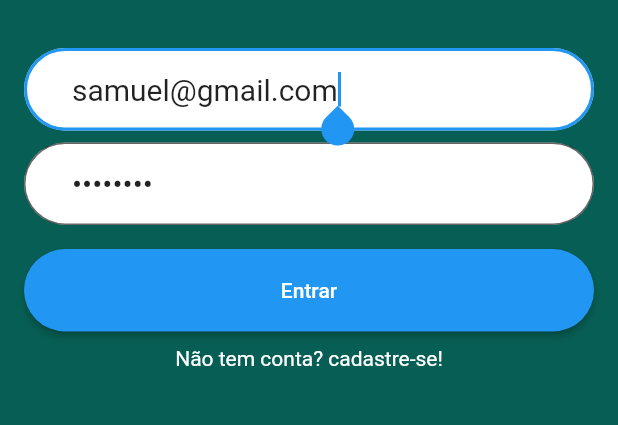
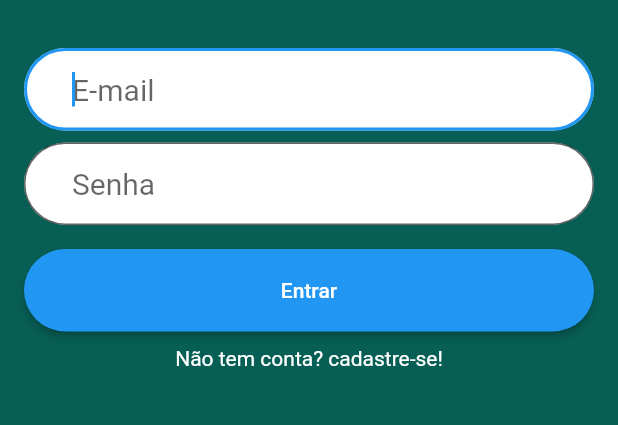
Before and after one commit to Samhebert/Whatzap2, a Flutter app: the screen it shows after launch, on a phone screen of 412 x 824 dp, the part 516-941 px from its top. Run offline on Flutter 3.47's test engine with Material 2 defaults, Android fonts, the phone set to English and light mode, and no system bars; our stand-ins replace cloud_firestore, firebase_auth, firebase_core; accounts and stored records are empty.

Commit message:
Correção do problema das rotas

```diff
--- a/Whatzap/lib/Login.dart
+++ b/Whatzap/lib/Login.dart
@@ -1,5 +1,6 @@
 import 'package:flutter/material.dart';
 import 'package:firebase_auth/firebase_auth.dart';
+import 'package:flutter/scheduler.dart';
 import 'Cadastro.dart';
 import 'Home.dart';
 import 'model/Usuario.dart';
@@ -11,9 +12,9 @@ class Login extends StatefulWidget {
 
 class _LoginState extends State<Login> {
   TextEditingController _controllerEmail =
-      TextEditingController(text: "samuel@gmail.com");
+  TextEditingController(text: "");
   TextEditingController _controllerSenha =
-      TextEditingController(text: "12345678");
+  TextEditingController(text: "");
   String _mensagemErro = "";
 
   _validarCampos() {
@@ -49,13 +50,13 @@ class _LoginState extends State<Login> {
 
     auth
         .signInWithEmailAndPassword(
-            email: usuario.email, password: usuario.senha)
+        email: usuario.email, password: usuario.senha)
         .then((firebaseUser) {
       Navigator.pushReplacementNamed(context, '/home');
     }).catchError((error) {
       setState(() {
         _mensagemErro =
-            "Erro ao autenticar usuário, verifique e-mail e senha e tente novamente!";
+        "Erro ao autenticar usuário, verifique e-mail e senha e tente novamente!";
       });
     });
   }
@@ -66,7 +67,12 @@ class _LoginState extends State<Login> {
 
     if (FirebaseAuth.instance.currentUser!.email! != null) {
 
-      Navigator.pushReplacementNamed(context, '/home');
+      SchedulerBinding.instance.addPostFrameCallback((_) {
+        Navigator.pushReplacementNamed(context, '/home');
+      }
+
+
+    );
     }
   }
 
@@ -128,10 +134,10 @@ class _LoginState extends State<Login> {
                   padding: EdgeInsets.only(top: 16, bottom: 10),
                   child: ElevatedButton(
                     child:
-                        Text("Entrar", style: TextStyle(color: Colors.white)),
+                    Text("Entrar", style: TextStyle(color: Colors.white)),
                     style: ButtonStyle(
                         shape:
-                            MaterialStateProperty.all<RoundedRectangleBorder>(
+                        MaterialStateProperty.all<RoundedRectangleBorder>(
                           RoundedRectangleBorder(
                             borderRadius: BorderRadius.circular(32.0),
                           ),
--- a/Whatzap/lib/home.dart
+++ b/Whatzap/lib/home.dart
@@ -25,10 +25,8 @@ class _HomeState extends State<Home> with SingleTickerProviderStateMixin {
 
   @override
   void initState() {
+    _recuperarDadosUsuario();
     super.initState();
-
-    _recuperarDadosUsuario();
-
     _tabController = TabController(length: 2, vsync: this);
   }
 
```
Lines whose indentation alone changed are shown as unchanged.
